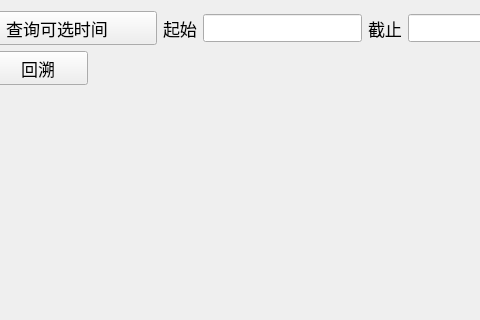
Before: the Qt Designer form postgraduate_program/operationAndDisplaySystem/Ui/Ui_waterfallHistoryView.ui in cynotecy/wuyuanxiangmu, drawn with Qt 5; both pictures show x 566 to 1046 and y 0 to 320 of the 1254 by 765 pixel window.
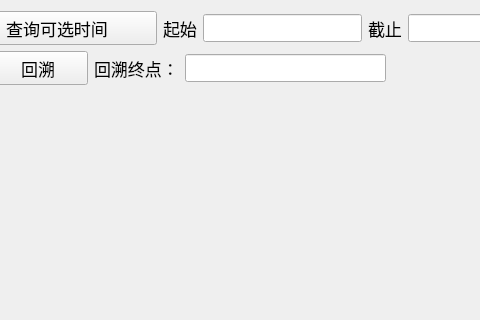
After: the same form once the commit is applied.

What changed in the file:
```diff
--- a/postgraduate_program/operationAndDisplaySystem/Ui/Ui_waterfallHistoryView.ui
+++ b/postgraduate_program/operationAndDisplaySystem/Ui/Ui_waterfallHistoryView.ui
@@ -13,7 +13,7 @@
   <property name="windowTitle">
    <string>Dialog</string>
   </property>
-  <layout class="QVBoxLayout" name="verticalLayout_2">
+  <layout class="QVBoxLayout" name="verticalLayout_3">
    <item>
     <layout class="QHBoxLayout" name="horizontalLayout">
      <item>
@@ -180,6 +180,37 @@
        </property>
       </widget>
      </item>
+     <item>
+      <layout class="QHBoxLayout" name="horizontalLayout_3">
+       <item>
+        <widget class="QLabel" name="label_5">
+         <property name="font">
+          <font>
+           <pointsize>13</pointsize>
+          </font>
+         </property>
+         <property name="text">
+          <string>回溯终点：</string>
+         </property>
+        </widget>
+       </item>
+       <item>
+        <widget class="QLineEdit" name="lineEdit_3">
+         <property name="minimumSize">
+          <size>
+           <width>192</width>
+           <height>0</height>
+          </size>
+         </property>
+         <property name="font">
+          <font>
+           <pointsize>13</pointsize>
+          </font>
+         </property>
+        </widget>
+       </item>
+      </layout>
+     </item>
      <item>
       <spacer name="horizontalSpacer">
        <property name="orientation">
@@ -199,6 +230,8 @@
     <widget class="QWidget" name="widget" native="true">
      <layout class="QVBoxLayout" name="verticalLayout">
       <item>
+       <layout class="QVBoxLayout" name="verticalLayout_2">
+        <item>
        <spacer name="verticalSpacer">
         <property name="orientation">
          <enum>Qt::Vertical</enum>
@@ -210,6 +243,21 @@
          </size>
         </property>
        </spacer>
+        </item>
+        <item>
+         <spacer name="horizontalSpacer_3">
+          <property name="orientation">
+           <enum>Qt::Horizontal</enum>
+          </property>
+          <property name="sizeHint" stdset="0">
+           <size>
+            <width>40</width>
+            <height>20</height>
+           </size>
+          </property>
+         </spacer>
+        </item>
+       </layout>
       </item>
      </layout>
     </widget>
```
Lines whose indentation alone changed are shown as unchanged.
